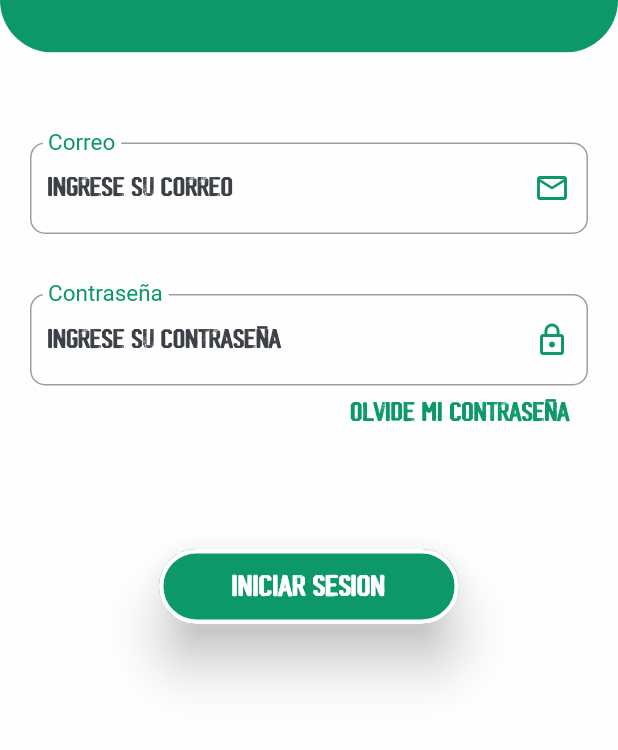
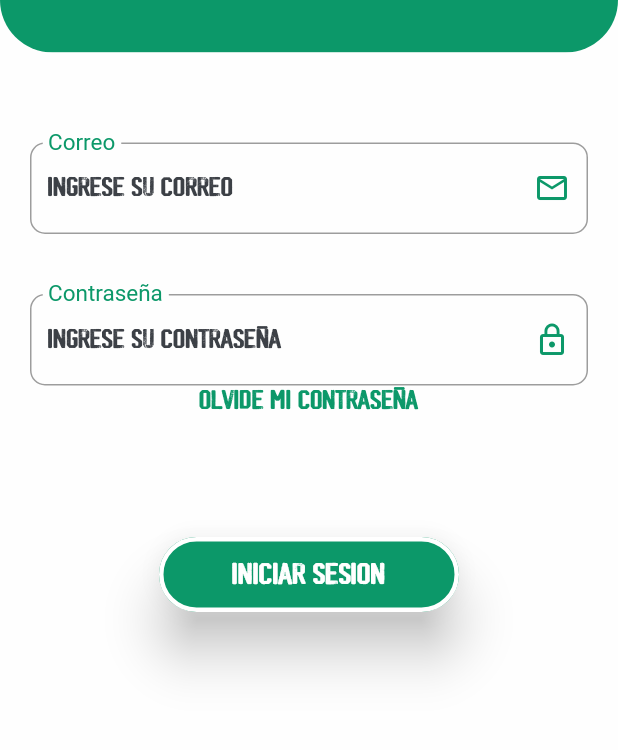
Before and after one commit to Sebas21gt/Canchitas_FrontEnd, a Flutter app: the screen it shows after launch, after a tap on "LOG IN", on a phone screen of 412 x 824 dp, the part 442-1192 px from its top. Run offline on Flutter 3.47's test engine with Material 2 defaults, Android fonts, the phone set to English and light mode, and no system bars.

Commit message:
LoginScreen Update

```diff
--- a/lib/screens/welcome/login_screen.dart
+++ b/lib/screens/welcome/login_screen.dart
@@ -83,43 +83,24 @@ class LogInForm extends StatelessWidget {
         children: [
           Column(
             children: [
-              TextFormField(
-                decoration: const InputDecoration(
-                  border: OutlineInputBorder(
-                      borderSide: BorderSide(color: cPrimaryColor, width: 20),
-                      borderRadius: BorderRadius.all(Radius.circular(10))),
-                  labelText: "Correo",
-                  labelStyle: TextStyle(color: cPrimaryColor, fontSize: 20),
-                  hintText: "Ingrese su correo",
-                  hintStyle: TextStyle(
-                      color: cTextColor, fontFamily: "SportsBar", fontSize: 18),
-                  floatingLabelBehavior: FloatingLabelBehavior.always,
-                  suffixIcon: Icon(
-                    Icons.mail_outline,
+              Form(
+                  child: Column(
+                children: [
+                  _correo(),
+                  const SizedBox(height: 40),
+                  _password(),
+                  InkWell(
+                    onTap: () {
+                      // ignore: avoid_print
+                      print("Olvidé mi contraseña");
+                    },
+                    child: const Text(
+                      "Olvidé mi contraseña",
+                      style: TextStyle(
                           color: cPrimaryColor,
-                  ),
-                ),
-              ),
-              const SizedBox(height: 40),
-              TextFormField(
-                decoration: const InputDecoration(
-                  border: OutlineInputBorder(
-                      borderSide: BorderSide(color: Colors.green, width: 5),
-                      borderRadius: BorderRadius.all(Radius.circular(10))),
-                  labelText: "Contraseña",
-                  labelStyle: TextStyle(color: cPrimaryColor, fontSize: 20),
-                  hintText: "Ingrese su contraseña",
-                  hintStyle: TextStyle(
-                      color: cTextColor, fontFamily: "SportsBar", fontSize: 18),
-                  floatingLabelBehavior: FloatingLabelBehavior.always,
-                  suffixIcon: Icon(
-                    Icons.lock_outline,
-                    color: cPrimaryColor,
-                  ),
-                  counterText: "Olvidé mi contraseña",
-                  counterStyle: TextStyle(
-                      color: cPrimaryColor, fontFamily: "SportsBar", fontSize: 18),
-                  semanticCounterText: "Olvidé mi contraseña"
+                          fontFamily: "SportsBar",
+                          fontSize: 18),
+                      textAlign: TextAlign.end,
                     ),
                   ),
                   const SizedBox(height: 80),
@@ -132,8 +113,59 @@ class LogInForm extends StatelessWidget {
                         Navigator.pushNamed(context, "/registerScreen");
                       }),
                 ],
+              )),
+            ],
           )
         ],
+      ),
+    );
+  }
+
+  TextFormField _password() {
+    return TextFormField(
+                  validator: (value) => value!.length < 6
+                      ? "La contraseña debe tener al menos 6 caracteres"
+                      : null,
+                  obscureText: true,
+                  decoration: const InputDecoration(
+                    border: OutlineInputBorder(
+                        borderSide: BorderSide(color: Colors.green, width: 5),
+                        borderRadius: BorderRadius.all(Radius.circular(10))),
+                    labelText: "Contraseña",
+                    labelStyle: TextStyle(color: cPrimaryColor, fontSize: 20),
+                    hintText: "Ingrese su contraseña",
+                    hintStyle: TextStyle(
+                        color: cTextColor,
+                        fontFamily: "SportsBar",
+                        fontSize: 18),
+                    floatingLabelBehavior: FloatingLabelBehavior.always,
+                    suffixIcon: Icon(
+                      Icons.lock_outline,
+                      color: cPrimaryColor,
+                    ),
+                  ),
+                );
+  }
+
+  TextFormField _correo() {
+    return TextFormField(
+                  decoration: const InputDecoration(
+                    border: OutlineInputBorder(
+                        borderSide:
+                            BorderSide(color: cPrimaryColor, width: 20),
+                        borderRadius: BorderRadius.all(Radius.circular(10))),
+                    labelText: "Correo",
+                    labelStyle: TextStyle(color: cPrimaryColor, fontSize: 20),
+                    hintText: "Ingrese su correo",
+                    hintStyle: TextStyle(
+                        color: cTextColor,
+                        fontFamily: "SportsBar",
+                        fontSize: 18),
+                    floatingLabelBehavior: FloatingLabelBehavior.always,
+                    suffixIcon: Icon(
+                      Icons.mail_outline,
+                      color: cPrimaryColor,
+                    ),
                   ),
                 );
   }
```
Also changed, not shown: assets/images/logo canchaaa-01.png (added). Lines whose indentation alone changed are shown as unchanged.
